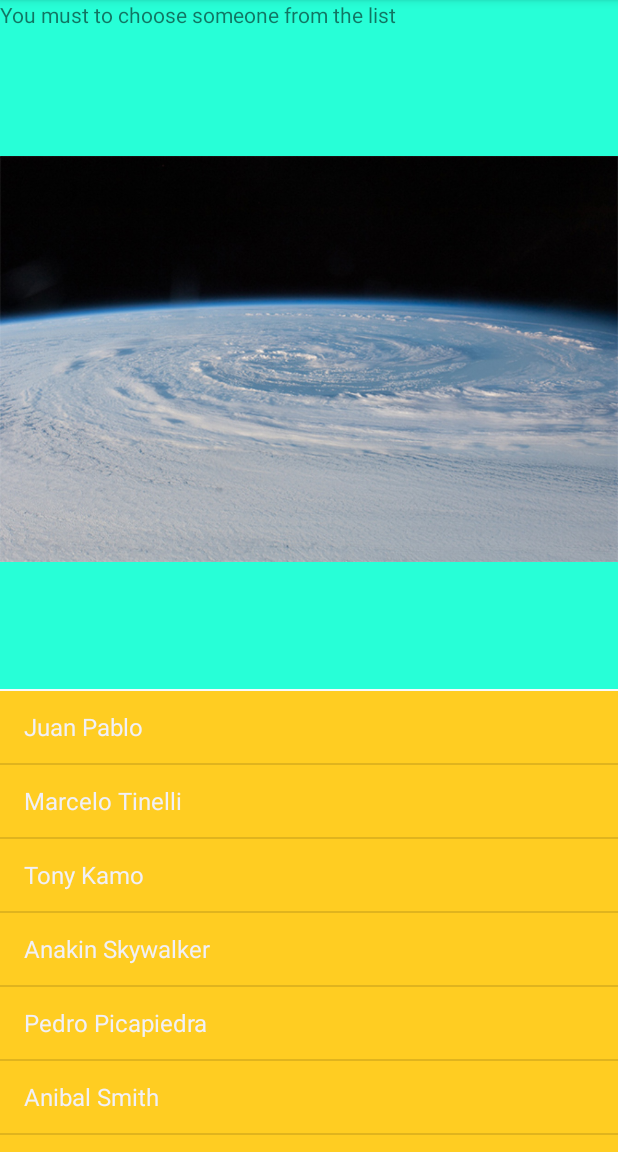
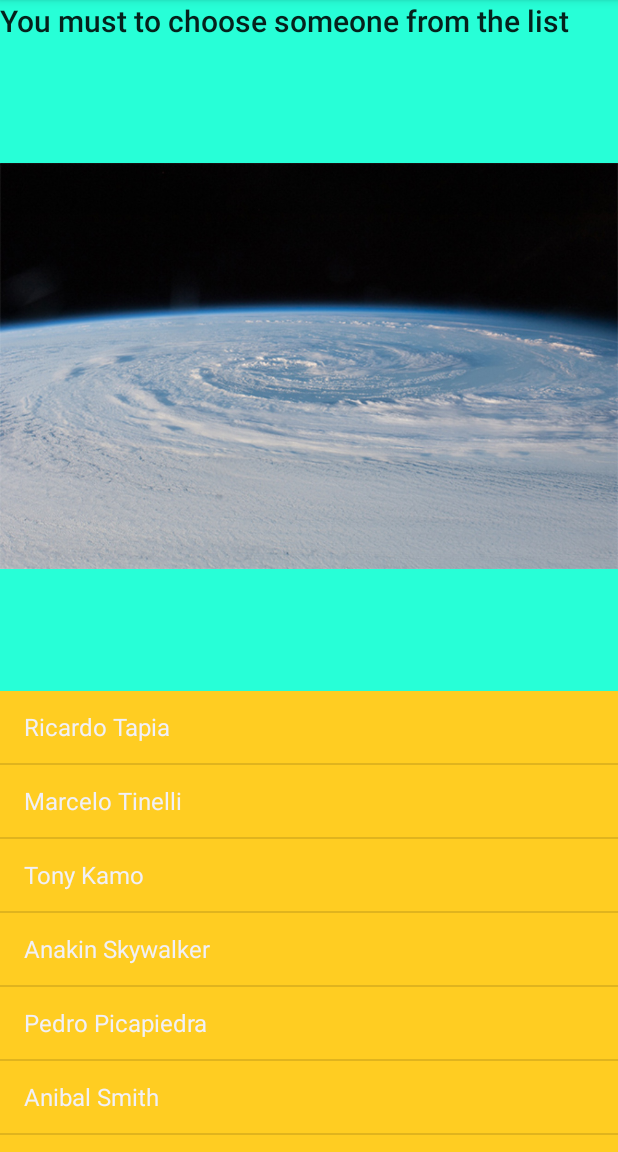
Before and after one commit to paveliz/TwoFragmentsExamplePart1, an Android app: the screen it shows after launch (MainActivity), on a phone screen of 412 x 824 dp, the part 84-1236 px from its top. Run offline under Robolectric (Android 15) with nearby library versions, the phone set to English and light mode, and no system bars.

```diff
--- a/app/src/main/res/layout/fragment_detail.xml
+++ b/app/src/main/res/layout/fragment_detail.xml
@@ -2,14 +2,15 @@
     xmlns:android="http://schemas.android.com/apk/res/android"
     xmlns:tools="http://schemas.android.com/tools"
     android:layout_width="match_parent"
-    android:layout_height="wrap_content"
+    android:layout_height="match_parent"
     tools:context=".MainActivityFragment"
     android:background="#ff27ffd7"
     android:orientation="vertical">
 
     <TextView android:text="@string/hello_world" android:layout_width="wrap_content"
         android:layout_height="wrap_content"
-        android:id="@+id/textView" />
+        android:id="@+id/textView"
+        style="@style/Base.TextAppearance.AppCompat.Title" />
 
     <ImageView
         android:layout_width="wrap_content"
--- a/app/src/main/res/values/strings.xml
+++ b/app/src/main/res/values/strings.xml
@@ -5,7 +5,7 @@
     <string name="sin_alumnos_warning">You must to choose someone from the list</string>
 
     <string-array name="alumnos">
-        <item>Juan Pablo</item>
+        <item>Ricardo Tapia</item>
         <item>Marcelo Tinelli</item>
         <item>Tony Kamo</item>
         <item>Anakin Skywalker</item>
@@ -14,11 +14,6 @@
         <item>Bruno Diaz</item>
         <item>Martin McFly</item>
         <item>Adam West</item>
-        <item>Arturo Ilia</item>
-        <item>Ricardo Tapia</item>
-        <item>Belen Gualarga</item>
-        <item>Isaac A Mocos</item>
-        <item>Florencia Pena</item>
     </string-array>
 
 </resources>
```
Also changed, not shown: app/src/main/res/drawable/img8.jpg, 2 other files.
